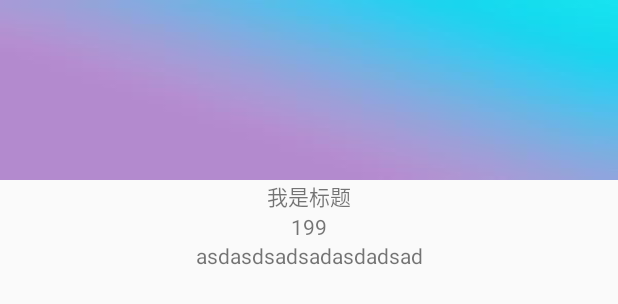
After one commit to yangzuozhe/ShoppingApp, an Android app: the layout what_mai_product_info_recyclerview_item.xml on its own in the app's theme, with its tools: preview values and no code run, on a phone screen of 412 x 824 dp. The commit adds this screen. Shown: the top 304 px of the screen. Run offline under Robolectric (Android 15) with nearby library versions, the phone set to English and light mode, and no system bars.

Commit message:
增加了什么值得买的页面

```diff
--- /dev/null
+++ b/app/src/main/res/layout/what_mai_product_info_recyclerview_item.xml
@@ -0,0 +1,42 @@
+<?xml version="1.0" encoding="utf-8"?>
+<androidx.constraintlayout.widget.ConstraintLayout xmlns:android="http://schemas.android.com/apk/res/android"
+    xmlns:app="http://schemas.android.com/apk/res-auto"
+    xmlns:tools="http://schemas.android.com/tools"
+    android:layout_width="match_parent"
+    android:layout_height="match_parent">
+
+    <ImageView
+        android:id="@+id/ivWmInfo"
+        android:layout_width="match_parent"
+        android:layout_height="wrap_content"
+        app:layout_constraintTop_toTopOf="parent"
+        tools:background="@drawable/android_bg" />
+
+    <TextView
+        android:id="@+id/tvWmTitle"
+        android:layout_width="wrap_content"
+        android:layout_height="wrap_content"
+        app:layout_constraintEnd_toEndOf="@+id/ivWmInfo"
+        app:layout_constraintStart_toStartOf="@+id/ivWmInfo"
+        app:layout_constraintTop_toBottomOf="@+id/ivWmInfo"
+        tools:text="我是标题" />
+
+    <TextView
+        android:id="@+id/tvWmPrice"
+        android:layout_width="wrap_content"
+        android:layout_height="wrap_content"
+        app:layout_constraintEnd_toEndOf="@+id/ivWmInfo"
+        app:layout_constraintStart_toStartOf="@+id/ivWmInfo"
+        app:layout_constraintTop_toBottomOf="@+id/tvWmTitle"
+        tools:text="199" />
+
+    <TextView
+        android:id="@+id/tvWmMark"
+        android:layout_width="wrap_content"
+        android:layout_height="wrap_content"
+        app:layout_constraintEnd_toEndOf="@+id/ivWmInfo"
+        app:layout_constraintStart_toStartOf="@+id/ivWmInfo"
+        app:layout_constraintTop_toBottomOf="@+id/tvWmPrice"
+        tools:text="asdasdsadsadasdadsad" />
+
+</androidx.constraintlayout.widget.ConstraintLayout>
```
Also changed, not shown: app/src/main/java/com/example/shoppingapp/Data/TianmaoData.java (renamed from app/src/main/java/com/example/shoppingapp/TianmaoData.java, +3 -4 lines), app/src/main/java/com/example/shoppingapp/Data/WhatMaiData.java (added, +39 -0 lines), app/src/main/java/com/example/shoppingapp/activity/HomeActivity.java (+37 -20 lines), app/src/main/java/com/example/shoppingapp/activity/TianMaoProductInfoActivity.java (+5 -6 lines), app/src/main/java/com/example/shoppingapp/bean/WhatMaiProductBean.java (added, +57 -0 lines), app/src/main/java/com/example/shoppingapp/fragment/TianMaoFragment.java (+9 -1 lines), app/src/main/java/com/example/shoppingapp/fragment/TianMaoProductInfoFragment.java (+7 -10 lines), app/src/main/java/com/example/shoppingapp/fragment/WhatMaiFragment.java (added, +53 -0 lines), app/src/main/java/com/example/shoppingapp/fragment/WhatMaiProductInfoFragment.java (added, +141 -0 lines), app/src/main/java/com/example/shoppingapp/helper/TaoBaoSearchInfoHelper.java (+0 -11 lines), app/src/main/res/layout/activity_main.xml (+15 -4 lines), app/src/main/res/layout/waht_mai_fragment.xml (added, +31 -0 lines), app/src/main/res/layout/what_mai_product_info_fragment.xml (added, +11 -0 lines).
